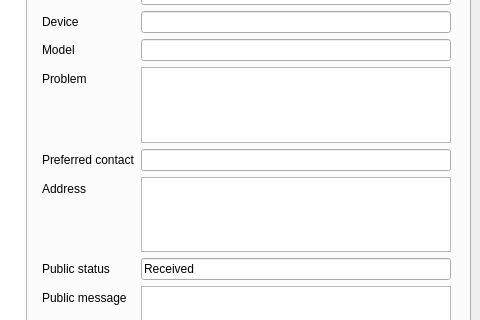
Before: the Qt Designer form mainidyll.ui in RayGahler/IdyllwildApp, drawn with Qt 5; both pictures show x 420 to 900 and y 279 to 599 of the 900 by 720 pixel window.
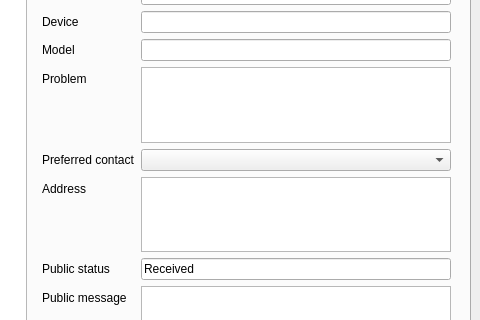
After: the same form once the commit is applied.

Commit message: Changed preferred contact to a dropdown

Patch:
```diff
--- a/mainidyll.ui
+++ b/mainidyll.ui
@@ -68,7 +68,7 @@
              <item row="5" column="0"><widget class="QLabel" name="pendingProblemLabel"><property name="text"><string>Problem</string></property></widget></item>
              <item row="5" column="1"><widget class="QPlainTextEdit" name="pendingProblemEdit"/></item>
              <item row="6" column="0"><widget class="QLabel" name="pendingPreferredLabel"><property name="text"><string>Preferred contact</string></property></widget></item>
-             <item row="6" column="1"><widget class="QLineEdit" name="pendingPreferredEdit"/></item>
+             <item row="6" column="1"><widget class="QComboBox" name="pendingPreferredEdit"/></item>
              <item row="7" column="0"><widget class="QLabel" name="pendingAddressLabel"><property name="text"><string>Address</string></property></widget></item>
              <item row="7" column="1"><widget class="QPlainTextEdit" name="pendingAddressEdit"/></item>
              <item row="8" column="0"><widget class="QLabel" name="pendingStatusLabel"><property name="text"><string>Public status</string></property></widget></item>
```
Left out of the diff: 2 changed lines with no effect on the pictures. The commit also changes 9 other files.
